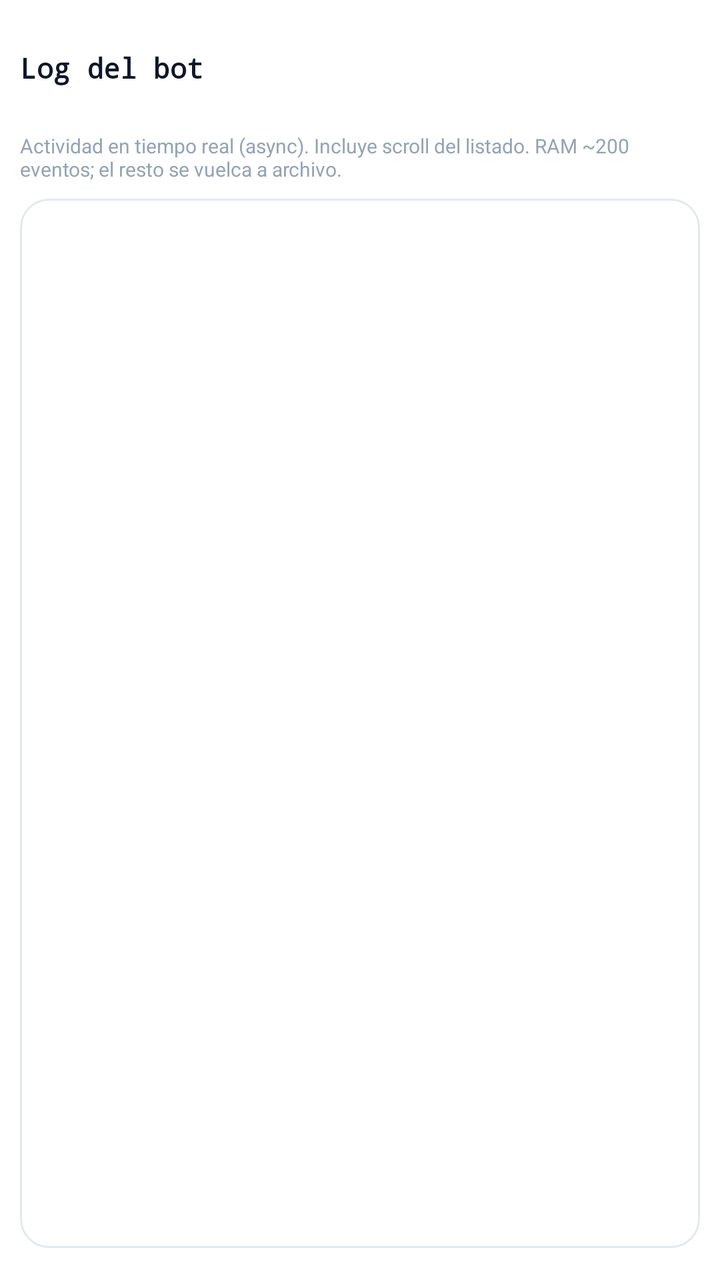
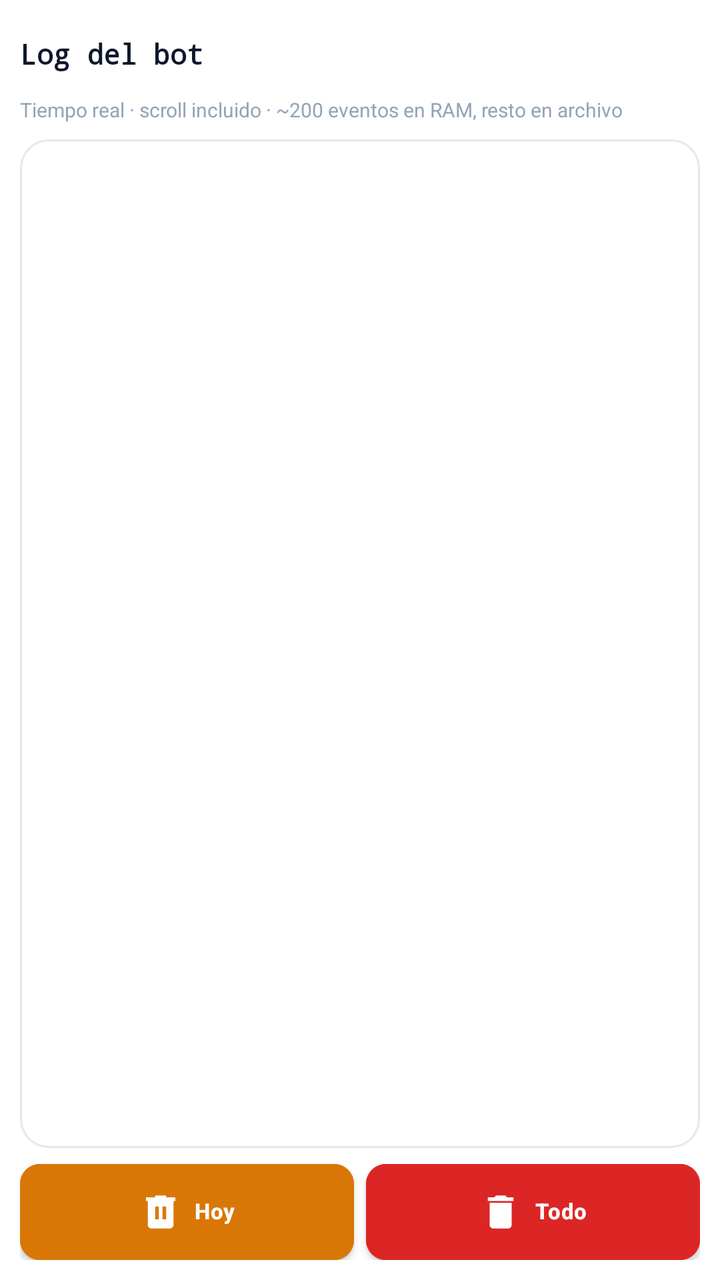

An Android layout rendered at two revisions. The XML below is the earlier revision; the diff shows what the commit changed to produce the second picture.
<!-- AndroidManifest.xml: application theme AppTheme -->
<!-- res/layout/fragment_bot_log.xml -->
<?xml version="1.0" encoding="utf-8"?>
<LinearLayout xmlns:android="http://schemas.android.com/apk/res/android"
    xmlns:app="http://schemas.android.com/apk/res-auto"
    android:layout_width="match_parent"
    android:layout_height="match_parent"
    android:orientation="vertical"
    android:background="@color/bg_page"
    android:padding="10dp">

    <LinearLayout
        android:layout_width="match_parent"
        android:layout_height="wrap_content"
        android:orientation="horizontal"
        android:gravity="center_vertical"
        android:layout_marginBottom="8dp">

        <TextView
            android:layout_width="0dp"
            android:layout_height="wrap_content"
            android:layout_weight="1"
            android:text="@string/bot_log_title"
            android:textColor="@color/text_primary"
            android:textSize="14sp"
            android:textStyle="bold"
            android:fontFamily="monospace" />

        <com.google.android.material.button.MaterialButton
            android:id="@+id/btnBotLogScrollTop"
            style="@style/Widget.MaterialComponents.Button.TextButton"
            android:layout_width="wrap_content"
            android:layout_height="wrap_content"
            android:minWidth="0dp"
            android:minHeight="0dp"
            android:paddingStart="8dp"
            android:paddingEnd="8dp"
            android:text="@string/bot_log_scroll_top"
            android:textSize="11sp" />

        <com.google.android.material.button.MaterialButton
            android:id="@+id/btnBotLogScrollBottom"
            style="@style/Widget.MaterialComponents.Button.TextButton"
            android:layout_width="wrap_content"
            android:layout_height="wrap_content"
            android:minWidth="0dp"
            android:minHeight="0dp"
            android:paddingStart="8dp"
            android:paddingEnd="8dp"
            android:text="@string/bot_log_scroll_bottom"
            android:textSize="11sp" />

        <com.google.android.material.button.MaterialButton
            android:id="@+id/btnClearBotLog"
            style="@style/Widget.MaterialComponents.Button.TextButton"
            android:layout_width="wrap_content"
            android:layout_height="wrap_content"
            android:text="@string/bot_log_clear"
            android:textSize="11sp"
            app:icon="@drawable/ic_hist_trash_today"
            app:iconSize="16dp" />
    </LinearLayout>

    <TextView
        android:id="@+id/tvBotLogHint"
        android:layout_width="match_parent"
        android:layout_height="wrap_content"
        android:text="@string/bot_log_hint"
        android:textColor="@color/text_hint"
        android:textSize="10sp"
        android:layout_marginBottom="8dp" />

    <LinearLayout
        style="@style/Card"
        android:layout_width="match_parent"
        android:layout_height="0dp"
        android:layout_weight="1"
        android:orientation="vertical">

        <androidx.recyclerview.widget.RecyclerView
            android:id="@+id/rvBotLog"
            android:layout_width="match_parent"
            android:layout_height="match_parent"
            android:clipToPadding="false"
            android:fadeScrollbars="true"
            android:paddingBottom="8dp"
            android:scrollbars="vertical" />
    </LinearLayout>

</LinearLayout>
<!-- resources referenced by this layout -->
<resources>
  <color name="bg_page">#FFFFFF</color>
  <color name="text_hint">#94A3B8</color>
  <color name="text_primary">#0F172A</color>
  <string name="bot_log_clear">Vaciar</string>
  <string name="bot_log_hint">Actividad en tiempo real (async). Incluye scroll del listado. RAM ~200 eventos; el resto se vuelca a archivo.</string>
  <string name="bot_log_scroll_bottom">↓ Reciente</string>
  <string name="bot_log_scroll_top">↑ Inicio</string>
  <string name="bot_log_title">Log del bot</string>
  <color name="colorPrimary">#FFFFFF</color>
  <color name="colorPrimaryDark">#FFFFFF</color>
  <color name="colorAccent">#3B82F6</color>
  <color name="bg_card">#FFFFFF</color>
  <color name="text_secondary">#475569</color>
  <style name="SparkSwitch" parent="Widget.MaterialComponents.CompoundButton.Switch">
          <item name="thumbTint">@color/header_switch_thumb</item>
          <item name="trackTint">@color/switch_track_selector</item>
      </style>
  <color name="border_subtle">#E2E8F0</color>
  <color name="button_primary_bg">#3B82F6</color>
  <color name="button_primary_text">#FFFFFF</color>
  <style name="SparkAlertDialogTitle" parent="MaterialAlertDialog.MaterialComponents.Title.Text">
          <item name="android:textColor">@color/text_primary</item>
      </style>
  <style name="SparkAlertDialogBody" parent="MaterialAlertDialog.MaterialComponents.Body.Text">
          <item name="android:textColor">@color/text_secondary</item>
      </style>
  <color name="bg_input">#FFF8F0</color>
  <color name="border_input">#E8DFD4</color>
  <color name="sidebar_ripple">#1A3B82F6</color>
  <!-- unchanged entries left out for length: 8 -->
</resources>

<!-- the commit's change to res/layout/fragment_bot_log.xml (unified diff, before → after) -->
@@ -12,7 +12,7 @@
         android:layout_height="wrap_content"
         android:orientation="horizontal"
         android:gravity="center_vertical"
-        android:layout_marginBottom="8dp">
+        android:layout_marginBottom="4dp">
 
         <TextView
             android:layout_width="0dp"
@@ -22,7 +22,9 @@
             android:textColor="@color/text_primary"
             android:textSize="14sp"
             android:textStyle="bold"
-            android:fontFamily="monospace" />
+            android:fontFamily="monospace"
+            android:singleLine="true"
+            android:ellipsize="end" />
 
         <com.google.android.material.button.MaterialButton
             android:id="@+id/btnBotLogScrollTop"
@@ -31,10 +33,10 @@
             android:layout_height="wrap_content"
             android:minWidth="0dp"
             android:minHeight="0dp"
-            android:paddingStart="8dp"
-            android:paddingEnd="8dp"
+            android:paddingStart="6dp"
+            android:paddingEnd="6dp"
             android:text="@string/bot_log_scroll_top"
-            android:textSize="11sp" />
+            android:textSize="10sp" />
 
         <com.google.android.material.button.MaterialButton
             android:id="@+id/btnBotLogScrollBottom"
@@ -43,20 +45,10 @@
             android:layout_height="wrap_content"
             android:minWidth="0dp"
             android:minHeight="0dp"
-            android:paddingStart="8dp"
-            android:paddingEnd="8dp"
+            android:paddingStart="6dp"
+            android:paddingEnd="6dp"
             android:text="@string/bot_log_scroll_bottom"
-            android:textSize="11sp" />
-
-        <com.google.android.material.button.MaterialButton
-            android:id="@+id/btnClearBotLog"
-            style="@style/Widget.MaterialComponents.Button.TextButton"
-            android:layout_width="wrap_content"
-            android:layout_height="wrap_content"
-            android:text="@string/bot_log_clear"
-            android:textSize="11sp"
-            app:icon="@drawable/ic_hist_trash_today"
-            app:iconSize="16dp" />
+            android:textSize="10sp" />
     </LinearLayout>
 
     <TextView
@@ -66,6 +58,8 @@
         android:text="@string/bot_log_hint"
         android:textColor="@color/text_hint"
         android:textSize="10sp"
+        android:singleLine="true"
+        android:ellipsize="end"
         android:layout_marginBottom="8dp" />
 
     <LinearLayout
@@ -73,7 +67,8 @@
         android:layout_width="match_parent"
         android:layout_height="0dp"
         android:layout_weight="1"
-        android:orientation="vertical">
+        android:orientation="vertical"
+        android:layout_marginBottom="8dp">
 
         <androidx.recyclerview.widget.RecyclerView
             android:id="@+id/rvBotLog"
@@ -85,4 +80,42 @@
             android:scrollbars="vertical" />
     </LinearLayout>
 
+    <android.widget.GridLayout
+        android:layout_width="match_parent"
+        android:layout_height="wrap_content"
+        android:columnCount="2"
+        android:rowCount="1"
+        android:alignmentMode="alignBounds"
+        android:columnOrderPreserved="false"
+        android:useDefaultMargins="false">
+
+        <com.google.android.material.button.MaterialButton
+            android:id="@+id/btnBotLogClearToday"
+            style="@style/HistorialActionButton"
+            android:layout_width="0dp"
+            android:layout_height="@dimen/hist_action_btn_height"
+            android:layout_columnWeight="1"
+            android:layout_row="0"
+            android:layout_column="0"
+            android:layout_marginEnd="3dp"
+            android:backgroundTint="@color/hist_action_today_bg"
+            android:contentDescription="@string/bot_log_clear_today"
+            android:text="@string/bot_log_clear_today"
+            app:icon="@drawable/ic_hist_trash_today" />
+
+        <com.google.android.material.button.MaterialButton
+            android:id="@+id/btnBotLogClearAll"
+            style="@style/HistorialActionButton"
+            android:layout_width="0dp"
+            android:layout_height="@dimen/hist_action_btn_height"
+            android:layout_columnWeight="1"
+            android:layout_row="0"
+            android:layout_column="1"
+            android:layout_marginStart="3dp"
+            android:backgroundTint="@color/hist_action_all_bg"
+            android:contentDescription="@string/bot_log_clear_all"
+            android:text="@string/bot_log_clear_all"
+            app:icon="@drawable/ic_hist_trash_all" />
+    </android.widget.GridLayout>
+
 </LinearLayout>
<!-- resource entries referenced after the edit -->
@@ -1,13 +1,63 @@
 <!-- resources referenced by this layout -->
 <resources>
   <color name="bg_page">#FFFFFF</color>
+  <color name="hist_action_all_bg">#DC2626</color>
+  <color name="hist_action_today_bg">#D97706</color>
   <color name="text_hint">#94A3B8</color>
   <color name="text_primary">#0F172A</color>
-  <string name="bot_log_clear">Vaciar</string>
-  <string name="bot_log_hint">Actividad en tiempo real (async). Incluye scroll del listado. RAM ~200 eventos; el resto se vuelca a archivo.</string>
+  <dimen name="hist_action_btn_height">48dp</dimen>
+  <!-- drawable ic_hist_trash_all (drawable) -->
+  <?xml version="1.0" encoding="utf-8"?>
+  <vector xmlns:android="http://schemas.android.com/apk/res/android"
+      android:width="24dp"
+      android:height="24dp"
+      android:viewportWidth="24"
+      android:viewportHeight="24">
+      <path
+          android:fillColor="#FF000000"
+          android:pathData="M6,19c0,1.1 0.9,2 2,2h8c1.1,0 2,-0.9 2,-2V7H6v12zM19,4h-3.5l-1,-1h-5l-1,1H5v2h14V4z"/>
+  </vector>
+  <string name="bot_log_clear_all">Todo</string>
+  <string name="bot_log_clear_today">Hoy</string>
+  <string name="bot_log_hint">Tiempo real · scroll incluido · ~200 eventos en RAM, resto en archivo</string>
   <string name="bot_log_scroll_bottom">↓ Reciente</string>
   <string name="bot_log_scroll_top">↑ Inicio</string>
   <string name="bot_log_title">Log del bot</string>
+  <style name="HistorialActionButton" parent="HistorialSquareButton">
+          <item name="android:paddingLeft">10dp</item>
+          <item name="android:paddingRight">10dp</item>
+          <item name="iconGravity">textStart</item>
+          <item name="iconPadding">6dp</item>
+          <item name="iconSize">22dp</item>
+          <item name="android:gravity">center_vertical|center_horizontal</item>
+      </style>
+  <style name="HistorialSquareButton" parent="Widget.MaterialComponents.Button">
+          <item name="android:minWidth">0dp</item>
+          <item name="android:minHeight">0dp</item>
+          <item name="android:insetTop">0dp</item>
+          <item name="android:insetBottom">0dp</item>
+          <item name="android:insetLeft">0dp</item>
+          <item name="android:insetRight">0dp</item>
+          <item name="android:paddingTop">4dp</item>
+          <item name="android:paddingBottom">4dp</item>
+          <item name="android:paddingLeft">4dp</item>
+          <item name="android:paddingRight">4dp</item>
+          <item name="android:textSize">11sp</item>
+          <item name="android:textAllCaps">false</item>
+          <item name="android:textStyle">bold</item>
+          <item name="android:textColor">@color/white</item>
+          <item name="cornerRadius">10dp</item>
+          <item name="strokeWidth">0dp</item>
+          <item name="iconGravity">textTop</item>
+          <item name="iconPadding">3dp</item>
+          <item name="iconSize">28dp</item>
+          <item name="iconTint">@color/white</item>
+          <item name="android:maxLines">1</item>
+          <item name="android:gravity">center</item>
+          <item name="android:textAlignment">center</item>
+          <item name="android:includeFontPadding">false</item>
+          <item name="rippleColor">@color/white</item>
+      </style>
   <color name="colorPrimary">#FFFFFF</color>
   <color name="colorPrimaryDark">#FFFFFF</color>
   <color name="colorAccent">#3B82F6</color>
@@ -18,6 +68,7 @@
           <item name="trackTint">@color/switch_track_selector</item>
       </style>
   <color name="border_subtle">#E2E8F0</color>
+  <color name="white">#FFFFFF</color>
   <color name="button_primary_bg">#3B82F6</color>
   <color name="button_primary_text">#FFFFFF</color>
   <style name="SparkAlertDialogTitle" parent="MaterialAlertDialog.MaterialComponents.Title.Text">
